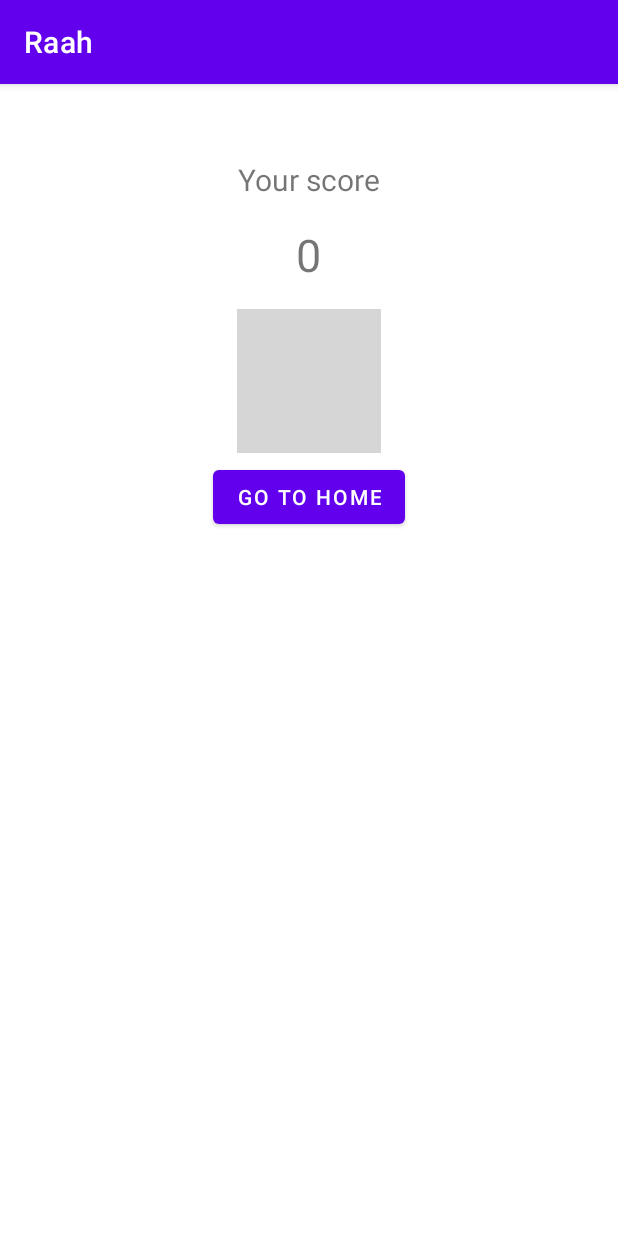
After one commit to mojitosharma/Raah, an Android app: the ShowScoreActivity screen opened directly, with no data from a screen before it, on a phone screen of 412 x 824 dp. The commit adds this screen. Run offline under Robolectric (Android 15) with nearby library versions, the phone set to English and light mode, and no system bars; grey boxes are pictures that could not be loaded.

Commit message:
ShowScoreActivity added

```diff
--- a/app/build.gradle
+++ b/app/build.gradle
@@ -30,7 +30,6 @@ android {
         viewBinding true
     }
 }
-
 dependencies {
 
     implementation 'androidx.appcompat:appcompat:1.6.0'
@@ -38,6 +37,7 @@ dependencies {
     implementation 'androidx.constraintlayout:constraintlayout:2.1.4'
     implementation 'androidx.navigation:navigation-fragment:2.4.1'
     implementation 'androidx.navigation:navigation-ui:2.4.1'
+    implementation 'pl.droidsonroids.gif:android-gif-drawable:1.2.17'
     testImplementation 'junit:junit:4.13.2'
     androidTestImplementation 'androidx.test.ext:junit:1.1.3'
     androidTestImplementation 'androidx.test.espresso:espresso-core:3.5.1'
--- a/app/src/main/java/com/example/raah/SelectDeviceActivity.java
+++ b/app/src/main/java/com/example/raah/SelectDeviceActivity.java
@@ -1,9 +1,6 @@
 package com.example.raah;
 
-import androidx.annotation.NonNull;
 import androidx.appcompat.app.AppCompatActivity;
-import androidx.core.app.ActivityCompat;
-import androidx.core.content.ContextCompat;
 import androidx.recyclerview.widget.DefaultItemAnimator;
 import androidx.recyclerview.widget.LinearLayoutManager;
 import androidx.recyclerview.widget.RecyclerView;
@@ -12,11 +9,9 @@ import android.annotation.SuppressLint;
 import android.bluetooth.BluetoothAdapter;
 import android.bluetooth.BluetoothDevice;
 import android.content.Intent;
-import android.content.pm.PackageManager;
 import android.os.Build;
 import android.os.Bundle;
 import android.view.View;
-import android.widget.Toast;
 
 import com.google.android.material.snackbar.Snackbar;
 
--- /dev/null
+++ b/app/src/main/java/com/example/raah/ShowScoreActivity.java
@@ -0,0 +1,90 @@
+package com.example.raah;
+
+import androidx.appcompat.app.AppCompatActivity;
+
+import android.bluetooth.BluetoothAdapter;
+import android.bluetooth.BluetoothDevice;
+import android.content.BroadcastReceiver;
+import android.content.Context;
+import android.content.Intent;
+import android.content.IntentFilter;
+import android.media.MediaPlayer;
+import android.os.Bundle;
+import android.view.View;
+import android.widget.Button;
+import android.widget.TextView;
+import android.widget.Toast;
+
+public class ShowScoreActivity extends AppCompatActivity {
+    private IntentFilter intentFilter;
+    private MediaPlayer mediaPlayer;
+
+    BroadcastReceiver mReceiver = new BroadcastReceiver() {
+        @Override
+        public void onReceive(Context context, Intent intent) {
+            if (intent.getAction().equals(BluetoothAdapter.ACTION_STATE_CHANGED) || (intent.getAction().equals(BluetoothDevice.ACTION_ACL_DISCONNECTED) &&(intent.getIntExtra(BluetoothAdapter.EXTRA_STATE, BluetoothAdapter.STATE_OFF) == BluetoothAdapter.STATE_OFF))) {
+                if(!Variables.isMainActivityRestarted){
+                    Toast.makeText(ShowScoreActivity.this, "Bluetooth disconnected. Please try again.", Toast.LENGTH_SHORT).show();
+                    Intent i = null;
+                    if (android.os.Build.VERSION.SDK_INT >= android.os.Build.VERSION_CODES.S) {
+                        i = new Intent(ShowScoreActivity.this, MainActivity.class);
+                        finish();
+                        i.putExtra("failedConnection", true);
+                        i.putExtra("ConnectionStatus",0);
+                        Variables.deviceAddress=null;
+                        Variables.deviceName=null;
+                    }
+                    startActivity(i);
+                }
+            }
+        }
+    };
+    @Override
+    protected void onCreate(Bundle savedInstanceState) {
+        super.onCreate(savedInstanceState);
+        setContentView(R.layout.activity_show_score);
+        intentFilter= new IntentFilter();
+        intentFilter.addAction(BluetoothAdapter.ACTION_STATE_CHANGED);
+        intentFilter.addAction(BluetoothDevice.ACTION_ACL_DISCONNECTED);
+        registerReceiver(mReceiver, intentFilter);
+        int totalAttempts = getIntent().getIntExtra("TotalAttempts", 0);
+        int wrongAttempts = getIntent().getIntExtra("WrongAttempts", 0);
+        TextView scoreValue = findViewById(R.id.scoreValue);
+        Button goToHomeButton = findViewById(R.id.goToHomeButton);
+        scoreValue.setText(String.valueOf(totalAttempts -(2* wrongAttempts)));
+        goToHomeButton.setOnClickListener(this::onClick);
+        mediaPlayer = MediaPlayer.create(this, R.raw.win);
+        mediaPlayer.start();
+    }
+    public void onClick(View view){
+        if (view.getId() == R.id.goToHomeButton) {
+            Intent i = null;
+            if (android.os.Build.VERSION.SDK_INT >= android.os.Build.VERSION_CODES.S) {
+                i = new Intent(ShowScoreActivity.this, MainActivity.class);
+                i.putExtra("failedConnection", true); //This is just to make sure it does not reconnects
+                i.putExtra("ConnectionStatus",1);
+            }
+            mediaPlayer.release();
+            startActivity(i);
+        }
+    }
+    @Override
+    protected void onDestroy() {
+        super.onDestroy();
+        mediaPlayer.release();
+        unregisterReceiver(mReceiver);
+    }
+
+    @Override
+    protected void onResume() {
+        super.onResume();
+        registerReceiver(mReceiver, intentFilter);
+    }
+
+    @Override
+    protected void onPause() {
+        super.onPause();
+        mediaPlayer.release();
+        unregisterReceiver(mReceiver);
+    }
+}
--- a/app/src/main/java/com/example/raah/Variables.java
+++ b/app/src/main/java/com/example/raah/Variables.java
@@ -1,7 +1,8 @@
 package com.example.raah;
 
-import android.bluetooth.BluetoothSocket;
 
 public class Variables {
     public static boolean isMainActivityRestarted=true;
+    public static String deviceName;
+    public static String deviceAddress;
 }
--- /dev/null
+++ b/app/src/main/res/layout/activity_show_score.xml
@@ -0,0 +1,62 @@
+<?xml version="1.0" encoding="utf-8"?>
+<androidx.constraintlayout.widget.ConstraintLayout
+    xmlns:android="http://schemas.android.com/apk/res/android"
+    xmlns:tools="http://schemas.android.com/tools"
+    xmlns:app="http://schemas.android.com/apk/res-auto"
+    android:layout_width="match_parent"
+    android:layout_height="match_parent"
+    tools:context=".ShowScoreActivity">
+  <RelativeLayout
+      android:layout_width="match_parent"
+      android:layout_height="match_parent">
+
+    <TextView
+        android:id="@+id/scoreText"
+        android:layout_width="wrap_content"
+        android:layout_height="wrap_content"
+        android:text="@string/your_score"
+        android:textSize="20sp"
+        android:layout_centerHorizontal="true"
+        android:layout_marginTop="50dp" />
+
+    <TextView
+        android:id="@+id/scoreValue"
+        android:layout_width="wrap_content"
+        android:layout_height="wrap_content"
+        android:textSize="30sp"
+        android:layout_below="@id/scoreText"
+        android:layout_centerHorizontal="true"
+        android:layout_marginTop="16dp" />
+    <pl.droidsonroids.gif.GifImageView
+        android:id="@+id/animatedGif"
+        android:layout_width="wrap_content"
+        android:layout_height="wrap_content"
+        android:src="@drawable/congo"
+        android:layout_below="@id/scoreValue"
+        android:layout_centerHorizontal="true"
+        android:layout_marginTop="16dp"
+        />
+<!--    <ImageView-->
+<!--        android:id="@+id/animatedGif"-->
+<!--        android:layout_width="wrap_content"-->
+<!--        android:layout_height="wrap_content"-->
+<!--        android:background="@drawable/congo"-->
+<!--        android:src="@null"-->
+<!--        android:layout_below="@id/scoreValue"-->
+<!--        android:layout_centerHorizontal="true"-->
+<!--        android:layout_marginTop="16dp"-->
+<!--        android:contentDescription="@string/congratulations" />-->
+
+    <Button
+        android:id="@+id/goToHomeButton"
+        android:layout_width="wrap_content"
+        android:layout_height="wrap_content"
+        android:text="@string/go_to_home"
+        android:layout_below="@id/animatedGif"
+        android:layout_centerHorizontal="true"
+        android:layout_marginTop="5dp" />
+
+  </RelativeLayout>
+
+
+</androidx.constraintlayout.widget.ConstraintLayout>
--- a/app/src/main/res/values/strings.xml
+++ b/app/src/main/res/values/strings.xml
@@ -12,4 +12,7 @@
     <string name="title_activity_main2">MainActivity2</string>
     <string name="turn_on">Turn On</string>
     <string name="turn_off">Turn Off</string>
+    <string name="go_to_home">Go To Home</string>
+    <string name="your_score">Your score</string>
+    <string name="congratulations">Congratulations</string>
 </resources>
```
Also changed, not shown: app/src/main/AndroidManifest.xml (+7 -3 lines), app/src/main/java/com/example/raah/BluetoothService.java (+14 -10 lines), app/src/main/java/com/example/raah/DeviceListAdapter.java (+9 -9 lines), app/src/main/java/com/example/raah/GameScreen.java (+31 -22 lines), app/src/main/java/com/example/raah/MainActivity.java (+10 -11 lines), 4 other files.
